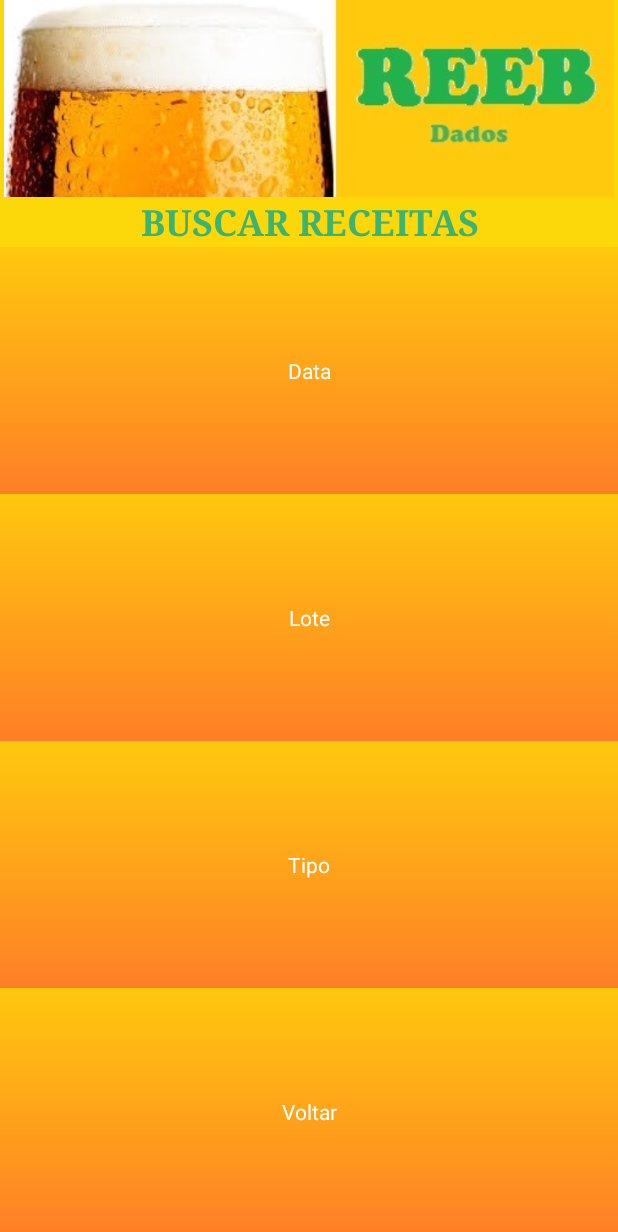
After one commit to ArielSimao/REEB-APP, an Android app: the BuscaReceita screen opened directly, with no data from a screen before it, on a phone screen of 412 x 824 dp. The commit adds this screen. Shown: the top 1232 px of the screen. Run offline under Robolectric (Android 15) with nearby library versions, the phone set to English and light mode, and no system bars.

Commit message:
Reeb Fatec
Reeb Fatec

```diff
--- a/PrjReebV3/app/src/main/res/layout/activity_receita.xml
+++ b/PrjReebV3/app/src/main/res/layout/activity_receita.xml
@@ -41,7 +41,7 @@
         <LinearLayout
             android:layout_width="match_parent"
             android:layout_height="wrap_content"
-            android:orientation="vertical" >
+            android:orientation="vertical">
 
             <LinearLayout
                 android:layout_width="match_parent"
@@ -249,7 +249,4 @@
     </ScrollView>
 
 
-
-
-
 </LinearLayout>
--- a/ReebVFATEC/app/src/main/AndroidManifest.xml
+++ b/ReebVFATEC/app/src/main/AndroidManifest.xml
@@ -35,7 +35,8 @@
                 <action android:name="android.intent.action.Calculo" />
             </intent-filter>
         </activity>
-        <activity android:name=".Dados"></activity>
+        <activity android:name=".Dados" />
+        <activity android:name=".BuscaReceita"></activity>
     </application>
 
 </manifest>
--- /dev/null
+++ b/ReebVFATEC/app/src/main/java/andre/reebvfatec/BuscaReceita.java
@@ -0,0 +1,59 @@
+package andre.reebvfatec;
+
+import android.app.Activity;
+import android.content.Intent;
+import android.os.Bundle;
+import android.view.View;
+import android.widget.Button;
+
+public class BuscaReceita extends Activity {
+
+    private Button btnData;
+    private Button btnLote;
+    private Button btnTipo;
+    private Button btnVoltar;
+
+    @Override
+    protected void onCreate(Bundle savedInstanceState) {
+        super.onCreate(savedInstanceState);
+        setContentView(R.layout.activity_busca_receita);
+
+        btnData = (Button) findViewById(R.id.btnData);
+        btnLote = (Button) findViewById(R.id.btnLote);
+        btnTipo = (Button) findViewById(R.id.btnTipo);
+        btnVoltar = (Button) findViewById(R.id.btnVoltar);
+
+        btnData.setOnClickListener(new View.OnClickListener() {
+            @Override
+            public void onClick(View view) {//declarando o metodo onClick
+                Intent it = new Intent(getBaseContext(),Dados.class);
+                startActivity(it);
+            }
+        });
+
+        btnLote.setOnClickListener(new View.OnClickListener() {
+            @Override
+            public void onClick(View view) {//declarando o metodo onClick
+                Intent it = new Intent(getBaseContext(),Dados.class);
+                startActivity(it);
+            }
+        });
+
+        btnTipo.setOnClickListener(new View.OnClickListener() {
+            @Override
+            public void onClick(View view) {//declarando o metodo onClick
+                Intent it = new Intent(getBaseContext(),Dados.class);
+                startActivity(it);
+            }
+        });
+
+
+        btnVoltar.setOnClickListener(new View.OnClickListener() {// depois do new clicamos ctrl space e ele mostra as opções
+            @Override
+            public void onClick(View view) {
+                Intent it = new Intent(getBaseContext(), Dados.class);//volta para a tela Dados
+                startActivity(it);
+            }
+        });
+    }
+}
--- a/ReebVFATEC/app/src/main/java/andre/reebvfatec/Receita.java
+++ b/ReebVFATEC/app/src/main/java/andre/reebvfatec/Receita.java
@@ -247,7 +247,7 @@ public class Receita extends Activity implements View.OnClickListener {
 
         btnVoltar=(Button)findViewById(R.id.btnVoltar); //Temos que trazer as views que fazem o movimento, no caso os botões
 
-        btnVoltar.setOnClickListener(new View.OnClickListener() { // depois do new clicamos ctrl space e ele mostra as opções
+        btnVoltar.setOnClickListener(new View.OnClickListener() {// depois do new clicamos ctrl space e ele mostra as opções
             @Override
             public void onClick(View view) {
                 Intent it = new Intent(getBaseContext(), MainActivity.class);//volta para a tela Menu
--- a/ReebVFATEC/app/src/main/java/andre/reebvfatec/banco/DAOIngrediente.java
+++ b/ReebVFATEC/app/src/main/java/andre/reebvfatec/banco/DAOIngrediente.java
@@ -70,6 +70,9 @@ public class DAOIngrediente {
     {
         List<BeanIngrediente> itens = new ArrayList<BeanIngrediente>();
         Cursor cursor = banco.query(TABELA_INGREDIENTE,
+                //inserir order by de acordo com o tipo que busca que desseja
+                // data lote tipo
+
                 todasAsColunas, null, null, null, null, null);
         cursor.moveToFirst();
         while(!cursor.isAfterLast())
--- /dev/null
+++ b/ReebVFATEC/app/src/main/res/layout/activity_busca_receita.xml
@@ -0,0 +1,78 @@
+<?xml version="1.0" encoding="utf-8"?>
+<LinearLayout xmlns:android="http://schemas.android.com/apk/res/android"
+    xmlns:app="http://schemas.android.com/apk/res-auto"
+    xmlns:tools="http://schemas.android.com/tools"
+    android:layout_width="match_parent"
+    android:layout_height="match_parent"
+    android:orientation="vertical"
+    android:background="#fcd80b"
+
+    tools:context="andre.reebvfatec.BuscaReceita">
+
+
+    <ImageView
+        android:id="@+id/tela12"
+        android:layout_width="match_parent"
+        android:layout_height="131dp"
+        android:background="#fcd80b"
+        android:src="@drawable/tela12" />
+
+    <TextView
+        android:id="@+id/textView"
+        android:layout_width="match_parent"
+        android:layout_height="wrap_content"
+        android:text="BUSCAR RECEITAS"
+        android:textAlignment="center"
+        android:textColor="#3CB371"
+        android:textSize="24sp"
+        android:textStyle="bold"
+        android:typeface="serif" />
+
+    <Button
+        android:id="@+id/btnData"
+        android:layout_width="match_parent"
+        android:layout_height="61dp"
+        android:layout_weight="0.01"
+        android:background="@drawable/degrade10"
+        android:elevation="0dp"
+        android:text="Data"
+        android:textColor="@android:color/white" />
+
+
+    <Button
+        android:id="@+id/btnLote"
+        android:layout_width="match_parent"
+        android:layout_height="61dp"
+        android:layout_weight="0.01"
+        android:background="@drawable/degrade10"
+        android:text="Lote"
+        android:textColor="@android:color/white" />
+
+
+    <Button
+        android:id="@+id/btnTipo"
+        android:layout_width="match_parent"
+        android:layout_height="61dp"
+        android:layout_weight="0.01"
+        android:background="@drawable/degrade10"
+        android:textColor="@android:color/white"
+        android:text="Tipo"
+        />
+
+    <Button
+        android:id="@+id/btnVoltar"
+        android:layout_width="match_parent"
+        android:layout_height="61dp"
+        android:layout_weight="0.01"
+        android:background="@drawable/degrade10"
+        android:textColor="@android:color/white"
+        android:text="Voltar"
+        />
+
+
+
+
+
+
+
+</LinearLayout>
```
Also changed, not shown: ReebVFATEC/app/src/main/java/andre/reebvfatec/Calculo.java (+16 -3 lines), ReebVFATEC/app/src/main/java/andre/reebvfatec/Dados.java (+12 -1 lines), ReebVFATEC/app/src/main/java/andre/reebvfatec/MainActivity.java (+7 -1 lines), ReebVFATEC/app/src/main/res/layout/activity_dados.xml (+3 -12 lines).
